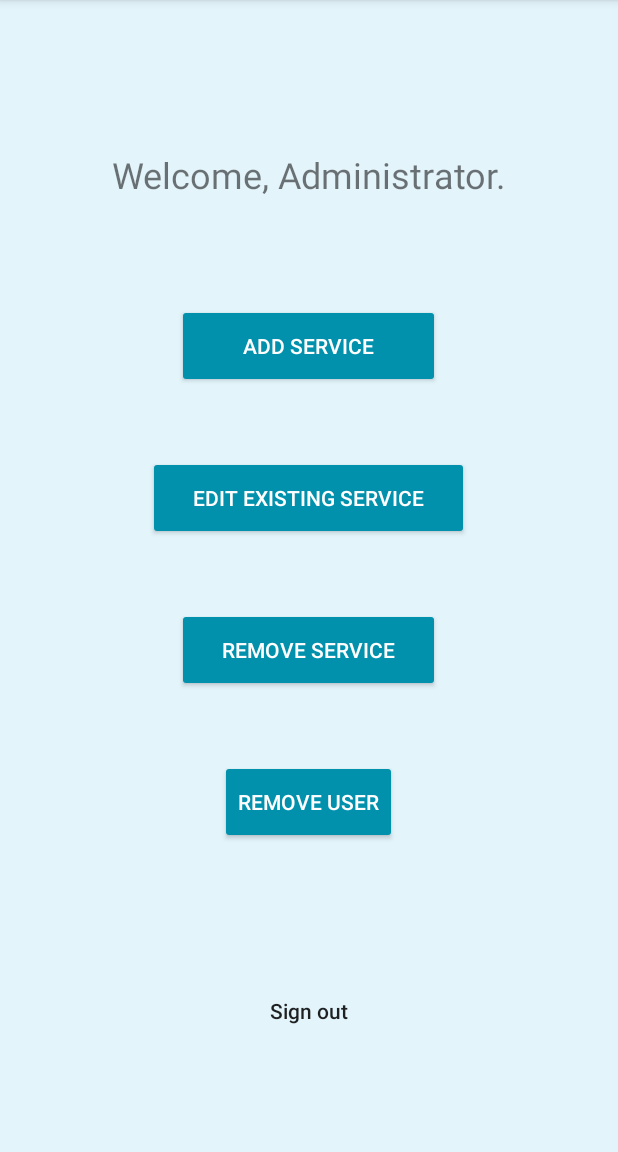
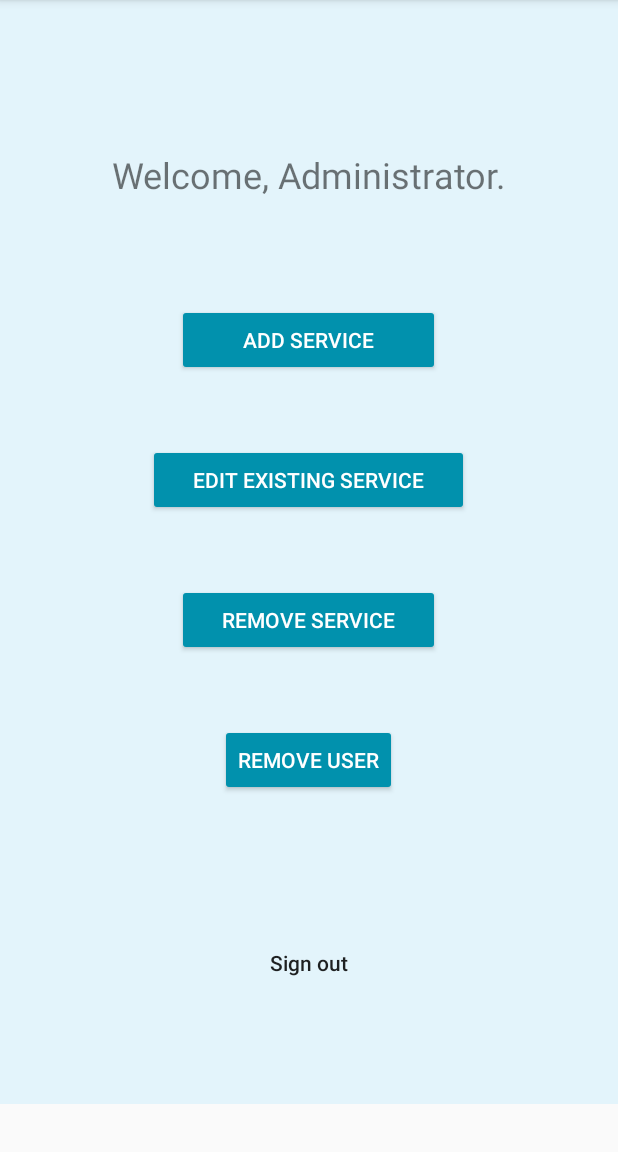
Before and after one commit to kayladonovan/project-lab01-group7-circleci, an Android app: the AdminScreen screen opened directly, with no data from a screen before it, on a phone screen of 412 x 824 dp, the part 84-1236 px from its top. Run offline under Robolectric (Android 15) with nearby library versions, the phone set to English and light mode, and no system bars; our stand-ins replace Firebase (no records; nobody signed in at launch, a user with empty details on screens opened directly).

Commit message:
Fixes to layout

```diff
--- a/WalkinClinic/app/src/main/java/com/example/walkinclinicv01/RemoveAccount.java
+++ b/WalkinClinic/app/src/main/java/com/example/walkinclinicv01/RemoveAccount.java
@@ -44,7 +44,7 @@ public class RemoveAccount extends AppCompatActivity implements View.OnClickList
     }
 
     private void removeUser(){
-        FirebaseAuth.getInstance().
+        FirebaseAuth.getInstance();
     }
 
     @Override
--- a/WalkinClinic/app/src/main/res/layout/activity_admin_screen.xml
+++ b/WalkinClinic/app/src/main/res/layout/activity_admin_screen.xml
@@ -6,6 +6,15 @@
 
     android:layout_height="match_parent"
     android:layout_width="match_parent">
+
+    <ScrollView
+        android:layout_width="match_parent"
+        android:layout_height="match_parent">
+
+        <LinearLayout
+            android:layout_width="match_parent"
+            android:layout_height="wrap_content"
+            android:orientation="vertical" >
 
             <LinearLayout
                 android:layout_width="match_parent"
@@ -75,8 +84,8 @@
                     style="@style/Widget.AppCompat.Button.Colored"
                     android:layout_width="wrap_content"
                     android:layout_height="wrap_content"
+                    android:layout_gravity="center"
                     android:layout_weight="1"
-            android:layout_gravity="center"
                     android:text="remove user" />
 
                 <Space
@@ -97,4 +106,7 @@
 
 
             </LinearLayout>
+        </LinearLayout>
+    </ScrollView>
+
 </RelativeLayout>
```
Also changed, not shown: WalkinClinic/app/src/main/res/layout/activity_edit_service.xml (+12 -0 lines). Lines whose indentation alone changed are shown as unchanged.
